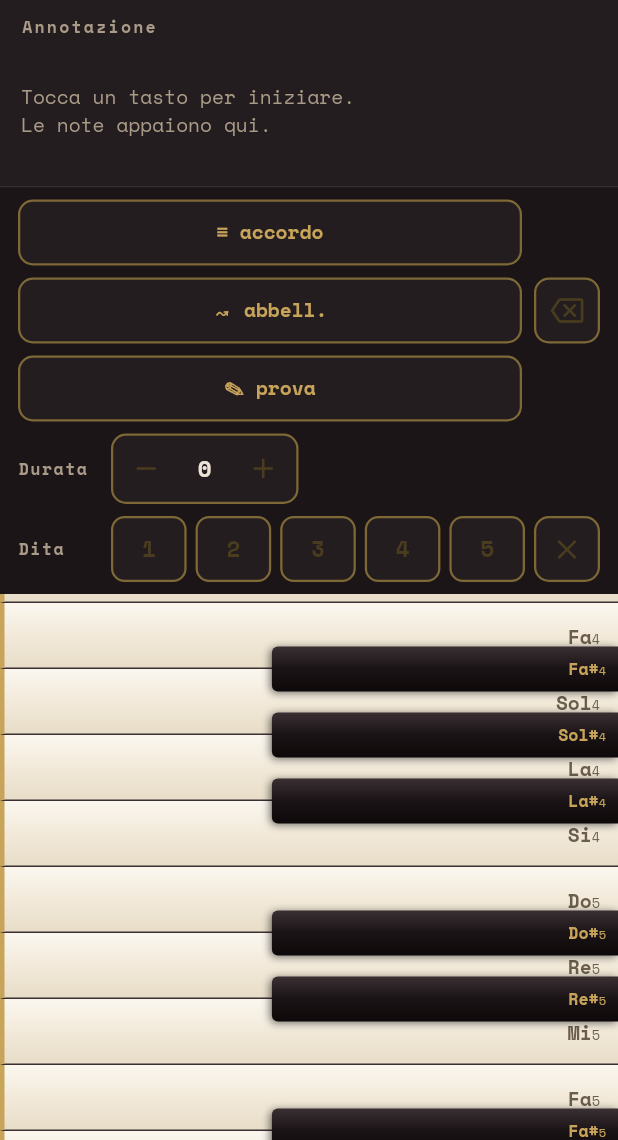
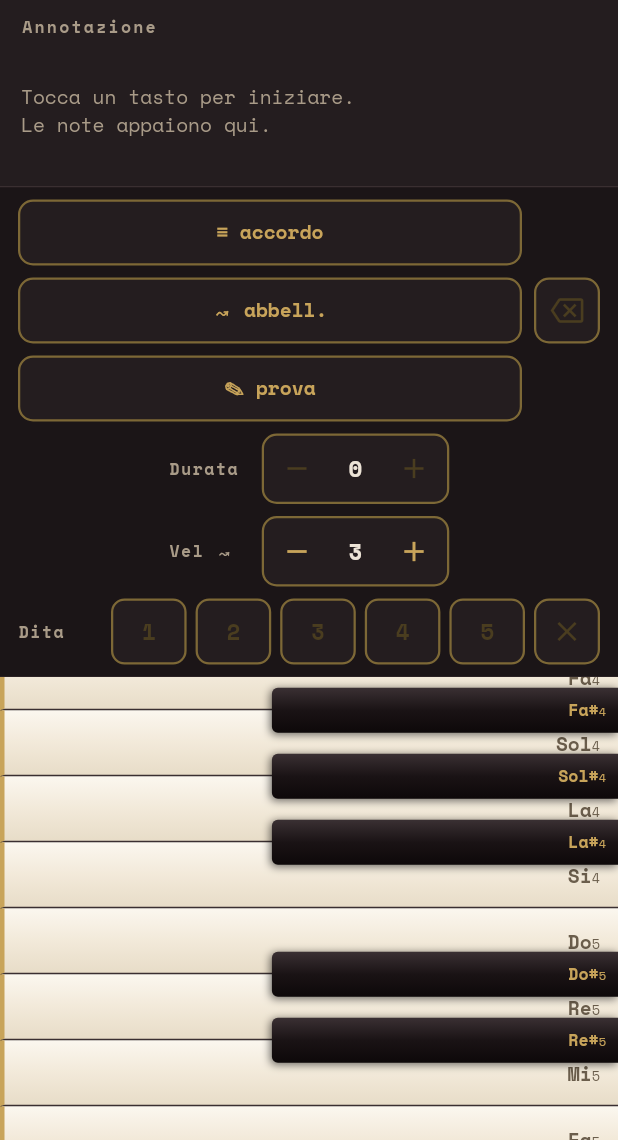
Before and after one commit to ianes1978/Taccuino-Fisarmonica, a Flutter app: the screen it shows after launch, on a phone screen of 412 x 824 dp, the part 96-1236 px from its top. Run offline on Flutter 3.47's test engine with Material 3 defaults, Android fonts, the phone set to English and light mode, and no system bars; our stand-ins replace file_picker, google_fonts, pdf, printing, shared_preferences, web; missing offline and left inert: file_saver, flutter_soloud.

Commit message:
Velocita abbellimento regolabile + backup libreria (esporta/importa tutto)
- Velocità abbellimento 1-5 (persistita), controllo 'Vel ↝' nella barra;
  determina l'intervallo tra le note del passaggio (150..35 ms).
- Lista musiche: 'Esporta tutte' (unico file JSON con tutta la libreria) e
  'Importa file' (accetta sia un singolo brano sia una libreria; unione
  senza sovrascrivere i nomi esistenti).
- ExportService: exportAllSongs + importSongs (tollerante song/songs/entries).

Co-Authored-By: Claude Opus 4.8 <noreply@anthropic.com>
Claude-Session: https://claude.ai/code/session_01Uho1DnpavT3qTZ87eVMS1t

```diff
--- a/lib/widgets/control_bar.dart
+++ b/lib/widgets/control_bar.dart
@@ -66,12 +66,22 @@ class ControlBar extends StatelessWidget {
             ],
           ),
           const SizedBox(height: 8),
-          // Riga durata
-          Row(
+          // Riga durata + velocità abbellimento
+          Wrap(
+            spacing: 16,
+            runSpacing: 8,
+            crossAxisAlignment: WrapCrossAlignment.center,
             children: [
-              _GroupLabel('Durata'),
-              const SizedBox(width: 8),
-              _DurationGroup(state: state, enabled: hasTarget),
+              Row(mainAxisSize: MainAxisSize.min, children: [
+                _GroupLabel('Durata'),
+                const SizedBox(width: 8),
+                _DurationGroup(state: state, enabled: hasTarget),
+              ]),
+              Row(mainAxisSize: MainAxisSize.min, children: [
+                _GroupLabel('Vel ↝'),
+                const SizedBox(width: 8),
+                _SpeedGroup(state: state),
+              ]),
             ],
           ),
           const SizedBox(height: 8),
@@ -188,6 +198,53 @@ class _DurationGroup extends StatelessWidget {
             onTap: () {
               HapticFeedback.lightImpact();
               state.incLen();
+            },
+          ),
+        ],
+      ),
+    );
+  }
+}
+
+class _SpeedGroup extends StatelessWidget {
+  final AppState state;
+  const _SpeedGroup({required this.state});
+
+  @override
+  Widget build(BuildContext context) {
+    final v = state.ornamentSpeed;
+    return Container(
+      decoration: BoxDecoration(
+        color: Palette.panel,
+        borderRadius: BorderRadius.circular(10),
+        border: Border.all(color: Palette.brassDim, width: 1.5),
+      ),
+      child: Row(
+        mainAxisSize: MainAxisSize.min,
+        children: [
+          _IconAction(
+            icon: Icons.remove,
+            tooltip: 'Più lento',
+            enabled: v > 1,
+            flat: true,
+            onTap: () {
+              HapticFeedback.lightImpact();
+              state.decOrnamentSpeed();
+            },
+          ),
+          Container(
+            width: 34,
+            alignment: Alignment.center,
+            child: Text('$v', style: mono(size: 15, weight: FontWeight.w700)),
+          ),
+          _IconAction(
+            icon: Icons.add,
+            tooltip: 'Più veloce',
+            enabled: v < 5,
+            flat: true,
+            onTap: () {
+              HapticFeedback.lightImpact();
+              state.incOrnamentSpeed();
             },
           ),
         ],
```
Also changed, not shown: lib/screens/home_screen.dart (+39 -7 lines), lib/services/export_service.dart (+28 -4 lines), lib/state/app_state.dart (+22 -1 lines), 1 other file.
